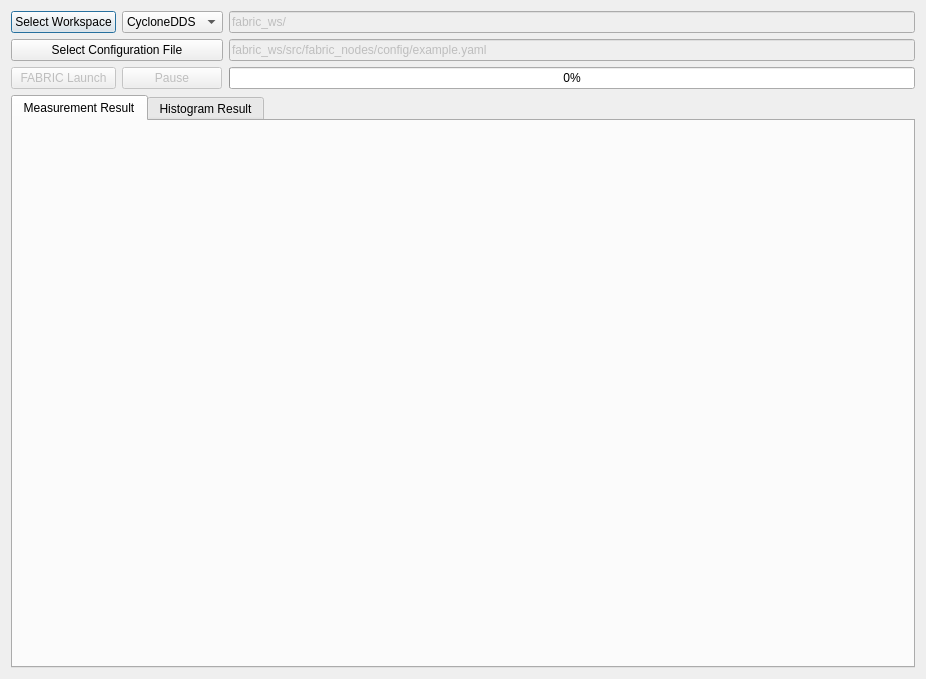
Before: the Qt Designer form fabric_gui/src/fabric_gui.ui in upowerrobotics/ros2_fabric, drawn with Qt 5.
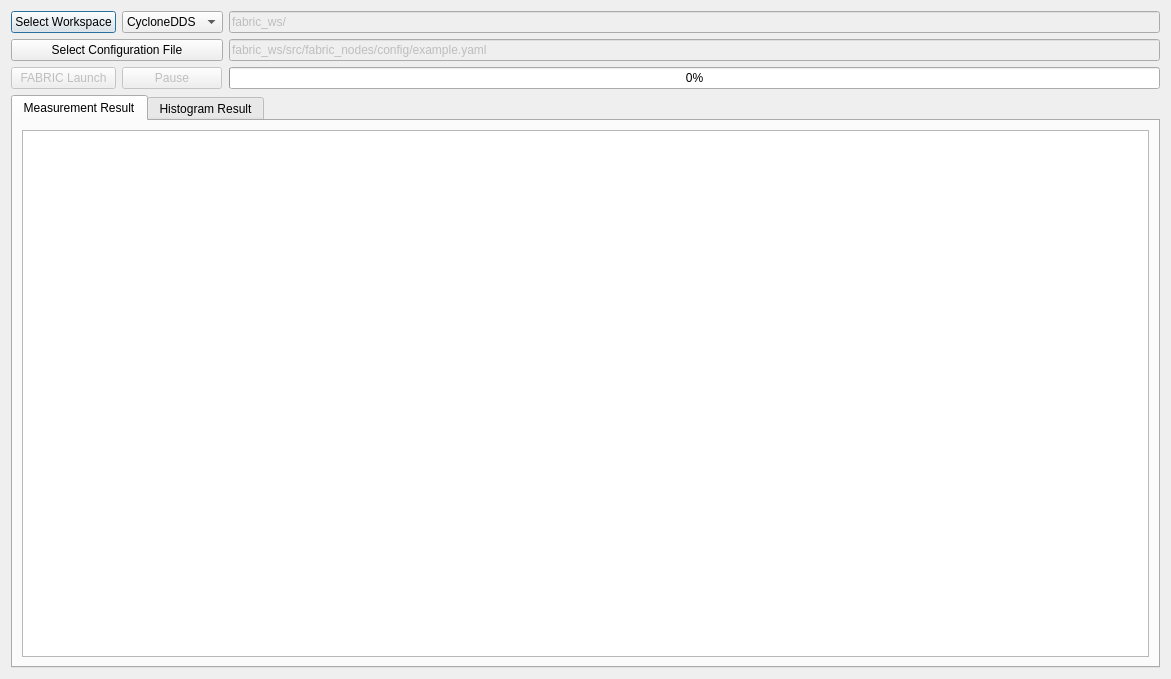
After: the same form once the commit is applied.

Commit message: show raw data on table

```diff
--- a/fabric_gui/src/fabric_gui.ui
+++ b/fabric_gui/src/fabric_gui.ui
@@ -6,7 +6,7 @@
    <rect>
     <x>0</x>
     <y>0</y>
-    <width>926</width>
+    <width>1171</width>
     <height>679</height>
    </rect>
   </property>
@@ -131,7 +131,11 @@
       <attribute name="title">
        <string>Measurement Result</string>
       </attribute>
-      <layout class="QGridLayout" name="gridLayout_2"/>
+      <layout class="QGridLayout" name="gridLayout_2">
+       <item row="0" column="0">
+        <widget class="QTableView" name="tableViewMeasurementResult"/>
+       </item>
+      </layout>
      </widget>
      <widget class="QWidget" name="tabHistogramResult">
       <attribute name="title">
```
The commit also changes 2 other files.
